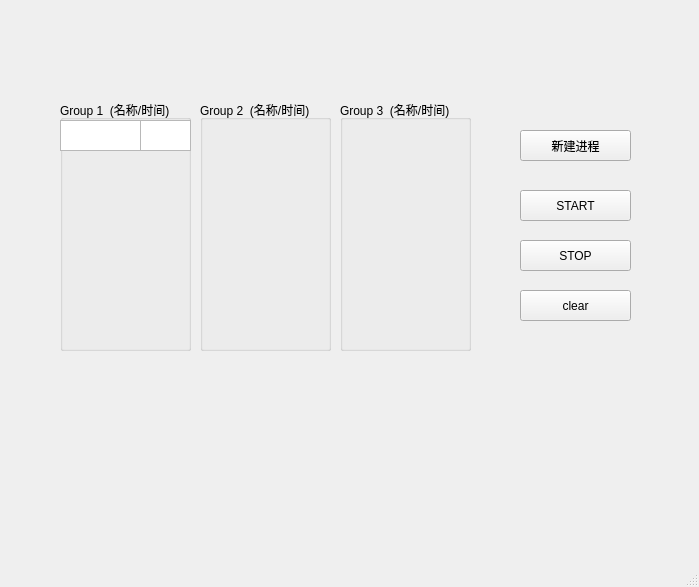
Shan4982/os1, file src/oslab.ui: the form before one commit.
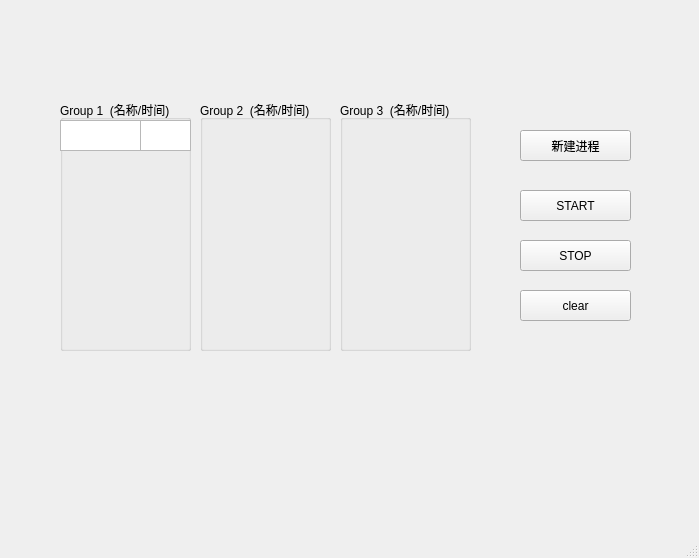
The form after the commit.

Commit message: modify  oslab::showPCB()

Diff of the .ui file:
```diff
--- a/src/oslab.ui
+++ b/src/oslab.ui
@@ -7,7 +7,7 @@
     <x>0</x>
     <y>0</y>
     <width>699</width>
-    <height>587</height>
+    <height>558</height>
    </rect>
   </property>
   <property name="windowTitle">
```
Left out of the diff: 6 changed lines with no effect on the pictures. The commit also changes 1 other file.
